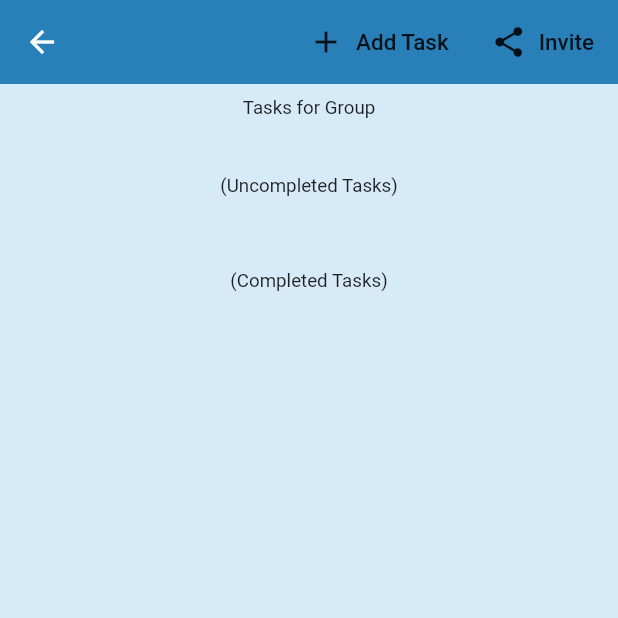
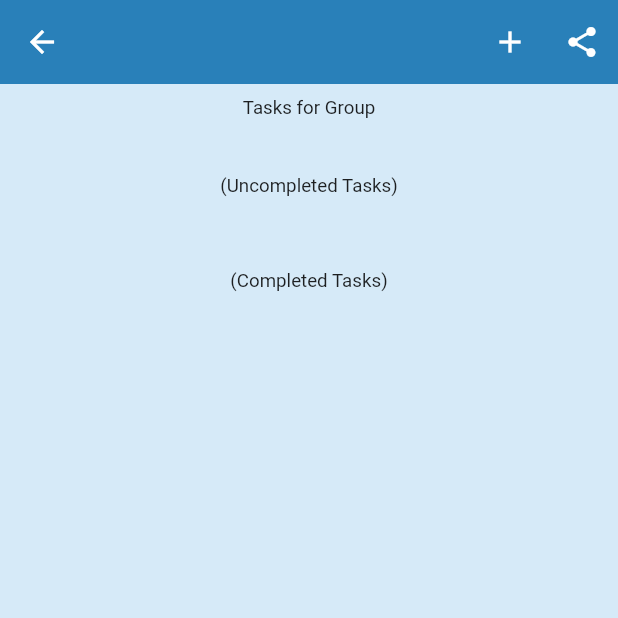
Before and after one commit to YuraT/Alan-AI-Flutter-Firebase, a Flutter app: the GroupDataScreen screen opened directly with empty values, on a phone screen of 412 x 824 dp, the top half of it. Run offline on Flutter 3.47's test engine with Material 2 defaults, Android fonts, the phone set to English and light mode, and no system bars; our stand-ins replace cloud_firestore, firebase_auth, flutter_spinkit, rflutter_alert; missing offline and left inert: alan_voice; accounts and stored records are empty.

Commit message:
this should work

```diff
--- a/lib/screens/home/group/group_data_screen.dart
+++ b/lib/screens/home/group/group_data_screen.dart
@@ -1,3 +1,4 @@
+import 'package:alan_voice/alan_voice.dart';
 import 'package:flutter/material.dart';
 import 'package:project1/models/group_data_model.dart';
 import 'package:project1/models/user.dart';
@@ -27,7 +28,10 @@ class GroupDataScreenState extends State<GroupDataScreen> {
   Widget build(BuildContext context) {
     final user = Provider.of<User>(context);
     setState(() {
-      currentGroupData = widget.groupData; //
+      currentGroupData = widget.groupData;
+      var visual = "{\"screen\":\"GroupDataScreen\", \"data\":\"$currentGroupData\"}";
+      print("visualToString ${visual.toString()}");
+      AlanVoice.setVisualState(visual.toString());
     });
     void _showTaskAddPanel() {
       showModalBottomSheet(
@@ -58,25 +62,25 @@ class GroupDataScreenState extends State<GroupDataScreen> {
             actions: <Widget>[
               // check if current user is admin and display manage group button
               if (this.currentGroupData.admins.contains(user.uid))
-                FlatButton.icon(
+                IconButton(
                   icon: Icon(Icons.settings),
-                  label: Text("Manage Group"),
+                  //label: Text("Manage Group"),
                   onPressed: () {
                     Navigator.pushNamed(context, "/manageGroup", arguments: {
                       "groupData" : this.currentGroupData
                     });
                   },
                 ),
-              FlatButton.icon(
+              IconButton(
                 icon: Icon(Icons.add),
-                label: Text('Add Task',
-                  style: TextStyle(fontSize: 15),),
+                //label: Text('Add Task',
+                //  style: TextStyle(fontSize: 15),),
                 onPressed: () => _showTaskAddPanel(),
               ),
-              FlatButton.icon(
+              IconButton(
                 icon: Icon(Icons.share),
-                label: Text('Invite',
-                  style: TextStyle(fontSize: 15),),
+                //label: Text('Invite',
+                //  style: TextStyle(fontSize: 15),),
                 onPressed: () async {
                   String vCode = await DatabaseService().getGroupInvite(
                       user.uid, /*widget.groupData*/ currentGroupData.uid);
--- a/lib/screens/home/group/manage_group_screen.dart
+++ b/lib/screens/home/group/manage_group_screen.dart
@@ -30,7 +30,7 @@ class ManageGroupScreenState extends State<ManageGroupScreen> {
     return Scaffold(
       backgroundColor: c,
       appBar: AppBar(
-        title: Text("M-${currentGroupData.name}"),
+        title: Text("Manage ${currentGroupData.name}"),
         backgroundColor: a,
         elevation: 0.0,
       ),
--- a/lib/screens/wrapper.dart
+++ b/lib/screens/wrapper.dart
@@ -93,16 +93,16 @@ class _WrapperState extends State<Wrapper> {
     } else return null;
   }
 
-  void _handleCreateTask(String task, String groupName) {
+  void _handleCreateTask({String groupName, String title, String description}) {
     if (groupName != null) _handleEnterGroup(groupName);
     showModalBottomSheet(context: context, builder: (context) {
       return Container(
         padding: EdgeInsets.symmetric(vertical: 20.0, horizontal: 60.0),
-        child: TaskAddForm(groupDataScreenKey.currentState.currentGroupData, initialTitle: task)
+        child: TaskAddForm(groupDataScreenKey.currentState.currentGroupData, initialTitle: title, initialDescription: description,)
       );
     });
 
-    AlanVoice.playText("creating task"+ task);
+    AlanVoice.playText("creating task"+ title);
     AlanVoice.playText("group is: "+ groupName);
   }
 
@@ -128,6 +128,7 @@ class _WrapperState extends State<Wrapper> {
           break;
         case "enterGroup":
           _handleEnterGroup(command["groupName"]);
+          AlanVoice.setVisualState("{\"screen\":\"screendata\"}");
           break;
         case "readTasks":
           String _tasks = _handleReadTasks(/*command["groupName"]??*/ null);
@@ -136,11 +137,14 @@ class _WrapperState extends State<Wrapper> {
           break;
         case "createTask":
           // Create task handler
-          _handleCreateTask(command["task"], command["groupName"]);
+          _handleCreateTask(groupName: command["groupName"], title: command["task"], description: command["description"]);
           AlanVoice.playText("task added successfully.");
           break;
         case "completeTask":
           _handleCompleteCurrentTask();
+          break;
+        case "currentVisualState":
+          print("currentVisualState: ${command["visual"]}");
           break;
         case "signOut":
           // signing out handler
@@ -156,6 +160,7 @@ class _WrapperState extends State<Wrapper> {
       });
 
       AlanVoice.callbacks.add((command) => _handleCommand(command.data));
+      AlanVoice.setVisualState("{\"screen\":\"screendata\"}");
     }
 
     // return authenticate or home depending on user status
--- a/pubspec.yaml
+++ b/pubspec.yaml
@@ -28,7 +28,7 @@ dependencies:
   provider: ^3.1.0
   flutter_spinkit: "^4.0.0"
   rflutter_alert: ^1.0.2
-  alan_voice: 2.0.3
+  alan_voice: ^2.0.7
   intl: ^0.16.1
 
 dev_dependencies:
```
Also changed, not shown: lib/screens/home/task/task_add_form.dart (+3 -4 lines), pubspec.lock.
